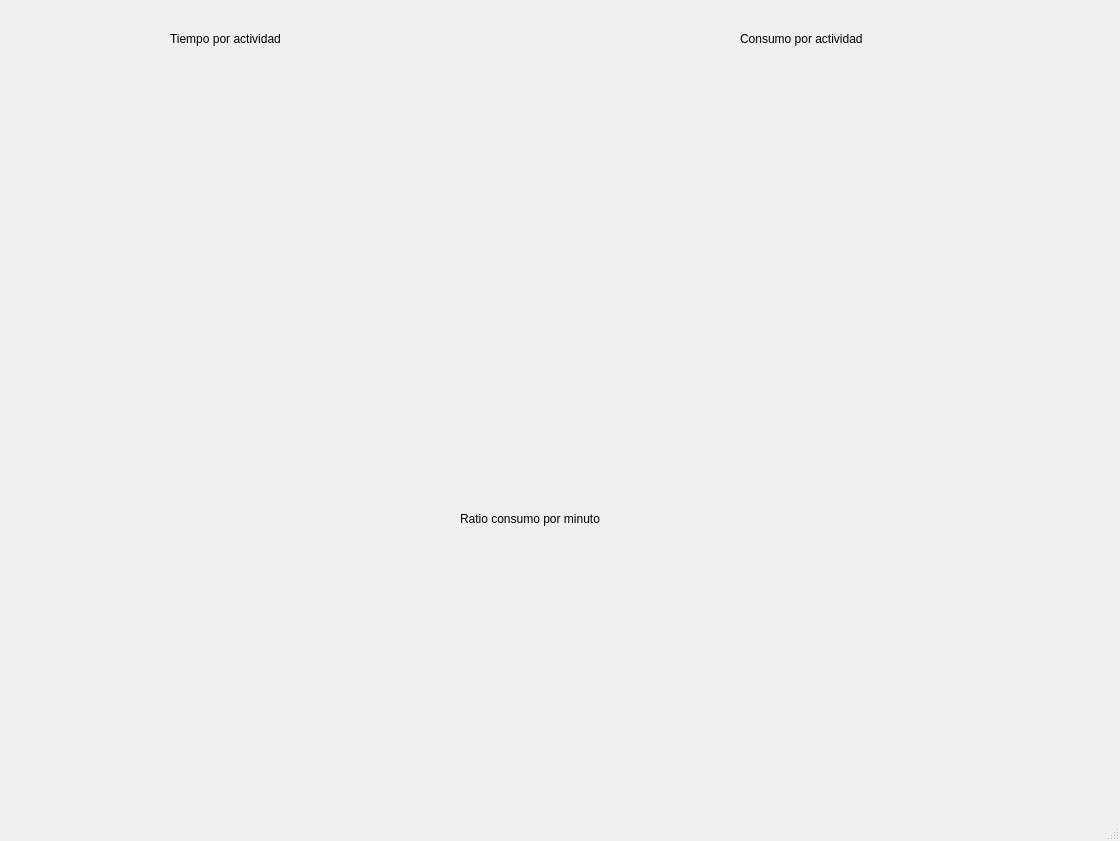
Above: estudio_consumo_app/interfaz.ui from acrsilva/Seguimiento-automatizado-de-variables-de-control before the change. Below: the same form after it.
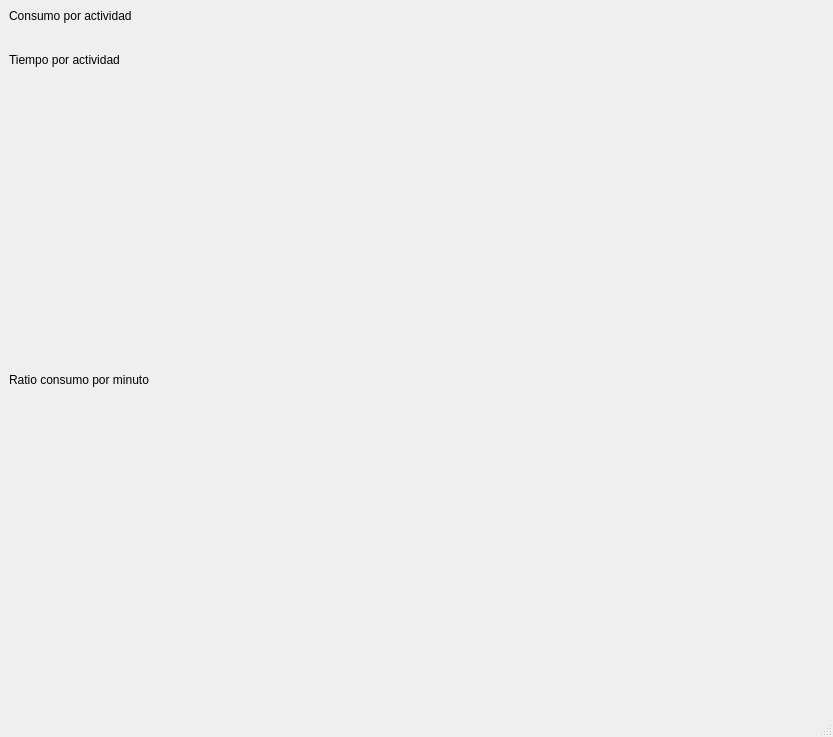
That is the form after the change.

```diff
--- a/estudio_consumo_app/interfaz.ui
+++ b/estudio_consumo_app/interfaz.ui
@@ -6,98 +6,71 @@
    <rect>
     <x>0</x>
     <y>0</y>
-    <width>1120</width>
-    <height>841</height>
+    <width>833</width>
+    <height>737</height>
    </rect>
   </property>
   <property name="windowTitle">
    <string>Estudio de calorías y actividades</string>
   </property>
   <widget class="QWidget" name="centralwidget">
-   <widget class="QWidget" name="widget" native="true">
-    <property name="geometry">
-     <rect>
-      <x>20</x>
-      <y>60</y>
-      <width>491</width>
-      <height>411</height>
-     </rect>
-    </property>
-    <property name="sizePolicy">
-     <sizepolicy hsizetype="Expanding" vsizetype="Expanding">
-      <horstretch>0</horstretch>
-      <verstretch>0</verstretch>
-     </sizepolicy>
-    </property>
-    <layout class="QVBoxLayout" name="layout_pie_tiempos"/>
-   </widget>
+   <layout class="QVBoxLayout" name="verticalLayout">
+    <item>
+     <widget class="QLabel" name="label_2">
+      <property name="text">
+       <string>Consumo por actividad</string>
+      </property>
+     </widget>
+    </item>
+    <item>
    <widget class="QWidget" name="widget_2" native="true">
-    <property name="geometry">
-     <rect>
-      <x>580</x>
-      <y>60</y>
-      <width>491</width>
-      <height>411</height>
-     </rect>
-    </property>
     <layout class="QVBoxLayout" name="layout_pie_consumos"/>
    </widget>
+    </item>
+    <item>
    <widget class="QLabel" name="label">
-    <property name="geometry">
-     <rect>
-      <x>170</x>
-      <y>30</y>
-      <width>151</width>
-      <height>17</height>
-     </rect>
-    </property>
     <property name="text">
      <string>Tiempo por actividad</string>
     </property>
    </widget>
-   <widget class="QLabel" name="label_2">
-    <property name="geometry">
-     <rect>
-      <x>740</x>
-      <y>30</y>
-      <width>161</width>
-      <height>17</height>
-     </rect>
-    </property>
-    <property name="text">
-     <string>Consumo por actividad</string>
-    </property>
-   </widget>
-   <widget class="QWidget" name="widget_3" native="true">
-    <property name="geometry">
-     <rect>
-      <x>20</x>
-      <y>540</y>
-      <width>1051</width>
-      <height>251</height>
-     </rect>
-    </property>
+    </item>
+    <item>
+     <widget class="QWidget" name="widget" native="true">
     <property name="sizePolicy">
      <sizepolicy hsizetype="Expanding" vsizetype="Expanding">
       <horstretch>0</horstretch>
       <verstretch>0</verstretch>
      </sizepolicy>
     </property>
-    <layout class="QVBoxLayout" name="layout_bar_ratio"/>
-   </widget>
+      <layout class="QVBoxLayout" name="layout_pie_tiempos"/>
+     </widget>
+    </item>
+    <item>
    <widget class="QLabel" name="label_3">
-    <property name="geometry">
-     <rect>
-      <x>460</x>
-      <y>510</y>
-      <width>181</width>
-      <height>17</height>
-     </rect>
-    </property>
     <property name="text">
      <string>Ratio consumo por minuto</string>
     </property>
    </widget>
+    </item>
+    <item>
+     <widget class="QWidget" name="widget_3" native="true">
+      <property name="sizePolicy">
+       <sizepolicy hsizetype="Expanding" vsizetype="Expanding">
+        <horstretch>0</horstretch>
+        <verstretch>0</verstretch>
+       </sizepolicy>
+      </property>
+      <layout class="QVBoxLayout" name="layout_bar_ratio"/>
+     </widget>
+    </item>
+    <item>
+     <widget class="QLabel" name="lblDetalles">
+      <property name="text">
+       <string/>
+      </property>
+     </widget>
+    </item>
+   </layout>
   </widget>
   <widget class="QMenuBar" name="menubar">
    <property name="geometry">
```
Left out of the diff: 2 changed lines with no effect on the pictures. Lines whose indentation alone changed are shown as unchanged.
